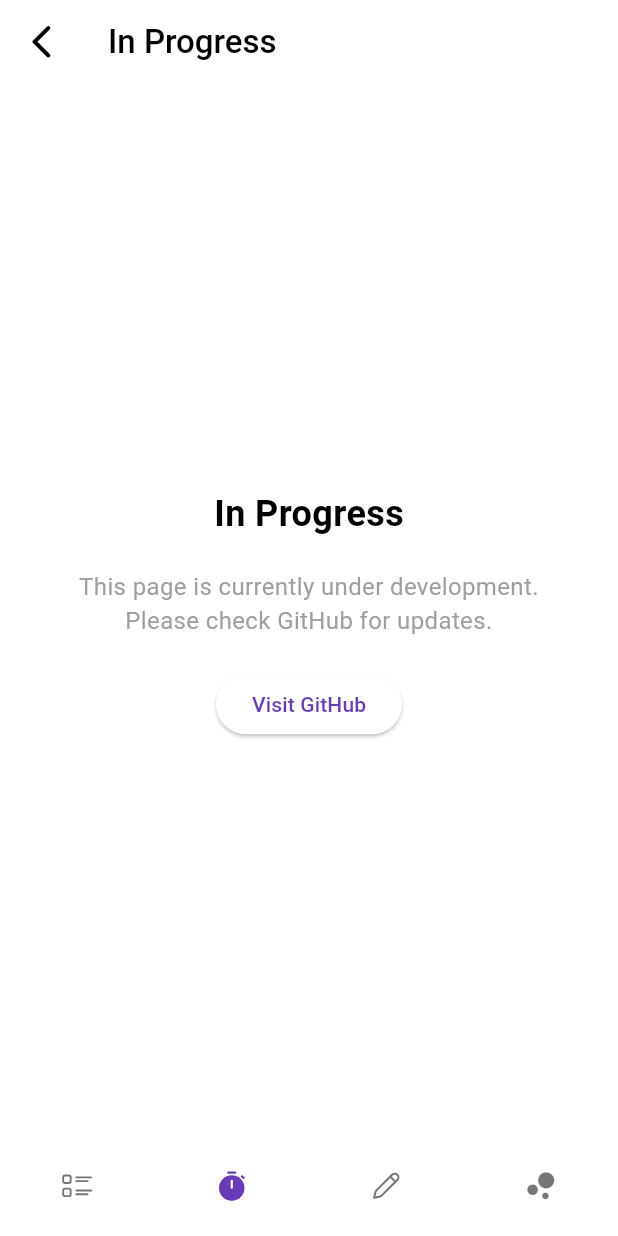
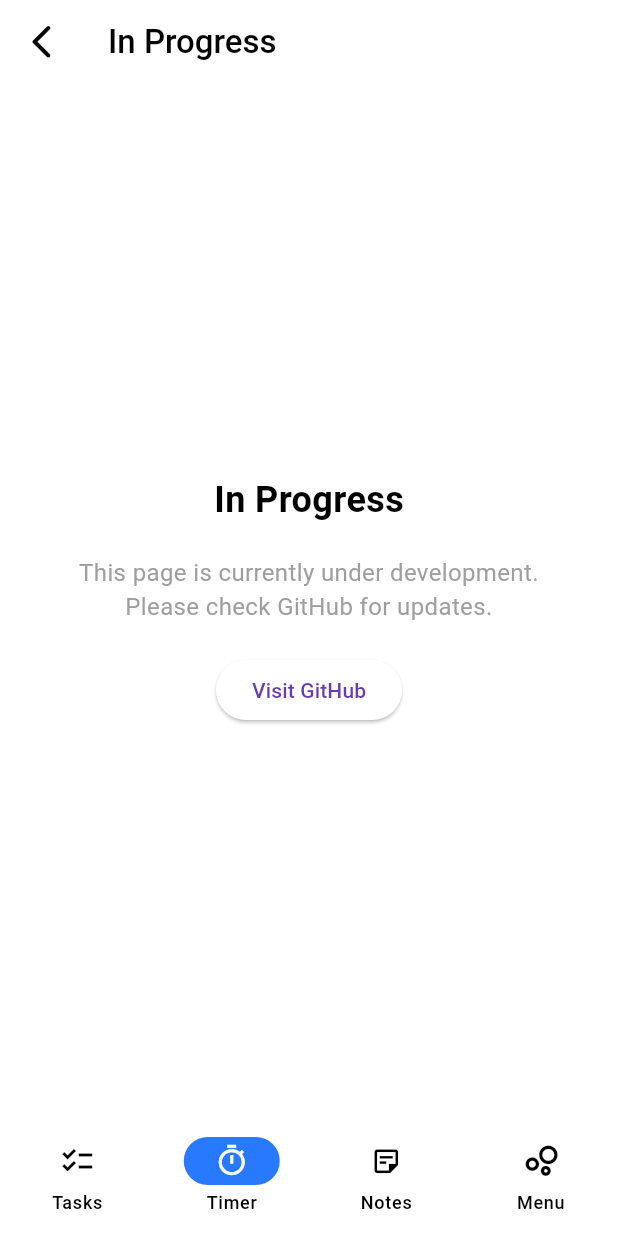
Before and after one commit to Gabbar-v7/Ascent, a Flutter app: the screen it shows after launch, item 2 of the bottom bar chosen, on a phone screen of 412 x 824 dp. Run offline on Flutter 3.47's test engine with Material 3 defaults, Android fonts, the phone set to English and light mode, and no system bars.

Commit message:
navigation bar improved + improve performance

```diff
--- a/lib/visuals/components/app_style.dart
+++ b/lib/visuals/components/app_styles.dart
@@ -1,13 +1,10 @@
 import 'package:flutter/material.dart';
 import 'package:ascent/visuals/utils/nav_manager.dart';
 
-class AppStyle {
-  BuildContext context;
-
-  AppStyle({required this.context});
-
-  AppBar appBar(
-    String title, {
+class AppStyles {
+  static AppBar appBar(
+    String title,
+    BuildContext context, {
     IconData icon = Icons.arrow_back_ios_rounded,
     List<Widget> actions = const [],
   }) {
@@ -21,7 +18,7 @@ class AppStyle {
     );
   }
 
-  FloatingActionButton floatingActionButton(
+  static FloatingActionButton floatingActionButton(
     IconData icon,
     VoidCallback onPress,
   ) {
--- a/lib/visuals/home_page.dart
+++ b/lib/visuals/home_page.dart
@@ -1,8 +1,6 @@
 import 'package:ascent/visuals/screens/in_progress.dart';
 import 'package:flutter/material.dart';
-import 'package:ascent/visuals/components/app_style.dart';
-import 'package:fluentui_system_icons/fluentui_system_icons.dart';
-import 'package:ascent/visuals/screens/todo.dart';
+import 'package:ascent/visuals/screens/tasks_page.dart';
 
 class HomePage extends StatefulWidget {
   const HomePage({super.key});
@@ -12,11 +10,9 @@ class HomePage extends StatefulWidget {
 }
 
 class HomePageState extends State<HomePage> {
-  late final AppStyle appStyle = AppStyle(context: context);
-
   int _pageIndex = 0;
   late List<Widget> pageList = [
-    const ToDoPage(),
+    const TasksPage(),
     InProgressPage(),
     InProgressPage(),
   ];
@@ -35,10 +31,7 @@ class HomePageState extends State<HomePage> {
         borderRadius: BorderRadius.vertical(top: Radius.circular(25)),
       ),
       builder: (context) {
-        return const Padding(
-          padding: EdgeInsets.all(20),
-          child: InProgressPage(),
-        );
+        return Padding(padding: EdgeInsets.all(20), child: InProgressPage());
       },
     );
   }
@@ -47,29 +40,23 @@ class HomePageState extends State<HomePage> {
   Widget build(BuildContext context) {
     return Scaffold(
       body: IndexedStack(index: _pageIndex, children: pageList),
-      bottomNavigationBar: BottomNavigationBar(
-        items: const [
-          BottomNavigationBarItem(
-            icon: Icon(FluentIcons.apps_list_detail_20_regular, size: 25),
-            activeIcon: Icon(FluentIcons.apps_list_detail_20_filled, size: 25),
-            label: "Home",
+      bottomNavigationBar: NavigationBar(
+        destinations: const <Widget>[
+          NavigationDestination(icon: Icon(Icons.checklist), label: "Tasks"),
+          NavigationDestination(
+            icon: Icon(Icons.timer_outlined, size: 23),
+            label: "Timer",
           ),
-          BottomNavigationBarItem(
-            icon: Icon(FluentIcons.timer_48_regular, size: 23),
-            activeIcon: Icon(FluentIcons.timer_48_filled),
-            label: "Pomodoro Timer",
-          ),
-          BottomNavigationBarItem(
-            icon: Icon(FluentIcons.edit_12_regular, size: 21),
-            activeIcon: Icon(FluentIcons.edit_12_filled, size: 21),
+          NavigationDestination(
+            icon: Icon(Icons.sticky_note_2_outlined, size: 21),
             label: "Notes",
           ),
-          BottomNavigationBarItem(
-            icon: Icon(Icons.bubble_chart, size: 27),
+          NavigationDestination(
+            icon: Icon(Icons.bubble_chart_outlined, size: 27),
             label: "Menu",
           ),
         ],
-        onTap: (value) {
+        onDestinationSelected: (value) {
           if (value == 3) {
             _showModalBottomSheet();
           } else {
@@ -78,12 +65,7 @@ class HomePageState extends State<HomePage> {
             });
           }
         },
-        currentIndex: _pageIndex,
-        type: BottomNavigationBarType.fixed,
-        elevation: 0,
-        enableFeedback: false,
-        showSelectedLabels: false,
-        showUnselectedLabels: false,
+        selectedIndex: _pageIndex,
       ),
     );
   }
--- a/lib/visuals/screens/in_progress.dart
+++ b/lib/visuals/screens/in_progress.dart
@@ -1,24 +1,12 @@
-import 'package:ascent/visuals/components/app_style.dart';
+import 'package:ascent/visuals/components/app_styles.dart';
 import 'package:flutter/material.dart';
 import 'package:url_launcher/url_launcher.dart';
 
-class InProgressPage extends StatefulWidget {
-  const InProgressPage({super.key});
+class InProgressPage extends StatelessWidget {
+  InProgressPage({super.key});
 
-  @override
-  State createState() => _InProgressPageState();
-}
-
-class _InProgressPageState extends State<InProgressPage> {
   // GitHub URL to open
   final Uri githubUrl = Uri.parse('https://github.com/Gabbar-v7/Ascent');
-  late final AppStyle appStyle = AppStyle(context: context);
-
-  @override
-  void initState() {
-    super.initState();
-    appStyle;
-  }
 
   // Function to launch the GitHub URL
   Future<void> _launchGithubUrl() async {
@@ -32,7 +20,7 @@ class _InProgressPageState extends State<InProgressPage> {
   @override
   Widget build(BuildContext context) {
     return Scaffold(
-      appBar: appStyle.appBar("In Progress"),
+      appBar: AppStyles.appBar("In Progress", context),
       body: Center(
         child: Column(
           mainAxisAlignment: MainAxisAlignment.center,
--- /dev/null
+++ b/lib/visuals/screens/tasks_page.dart
@@ -0,0 +1,16 @@
+import 'package:ascent/visuals/components/app_styles.dart';
+import 'package:flutter/material.dart';
+
+class TasksPage extends StatefulWidget {
+  const TasksPage({super.key});
+
+  @override
+  State<TasksPage> createState() => _TasksPageState();
+}
+
+class _TasksPageState extends State<TasksPage> {
+  @override
+  Widget build(BuildContext context) {
+    return Scaffold(appBar: AppStyles.appBar("Tasks", context));
+  }
+}
--- a/lib/visuals/screens/todo.dart
+++ /dev/null
@@ -1,24 +0,0 @@
-import 'package:ascent/visuals/components/app_style.dart';
-import 'package:flutter/material.dart';
-
-class ToDoPage extends StatefulWidget {
-  const ToDoPage({super.key});
-
-  @override
-  State<ToDoPage> createState() => _ToDoPageState();
-}
-
-class _ToDoPageState extends State<ToDoPage> {
-  late final AppStyle appStyle = AppStyle(context: context);
-
-  @override
-  void initState() {
-    super.initState();
-    appStyle;
-  }
-
-  @override
-  Widget build(BuildContext context) {
-    return Scaffold(appBar: appStyle.appBar("ToDo List"));
-  }
-}
--- a/pubspec.yaml
+++ b/pubspec.yaml
@@ -36,7 +36,6 @@ dependencies:
   cupertino_icons: ^1.0.8
 
   # Visuals
-  fluentui_system_icons: ^1.1.273
 
   # Native Support
   url_launcher: ^6.3.1
```
Also changed, not shown: pubspec.lock.
